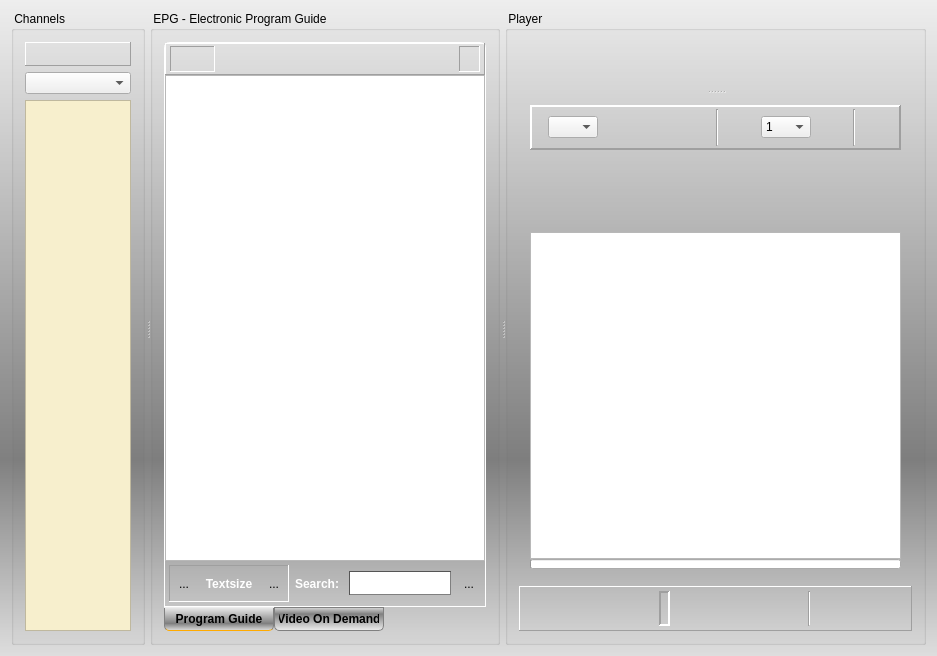
Old version of the form branches/kartina.tv/forms/recorder_inc.ui in the repository code-google-com/vlc-record.
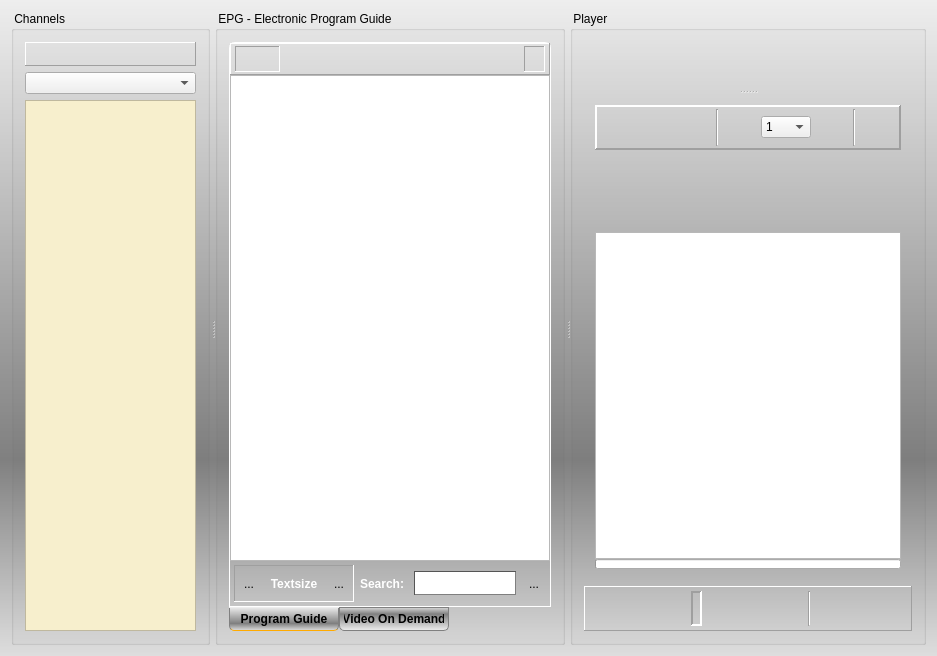
New version of the form. Icons and pictures are not drawn. Custom widgets are drawn as their Qt base class.

What changed in the file:
```diff
--- a/branches/kartina.tv/forms/recorder_inc.ui
+++ b/branches/kartina.tv/forms/recorder_inc.ui
@@ -756,38 +756,6 @@
               <property name="bottomMargin">
                <number>2</number>
               </property>
-              <item>
-               <widget class="QLabel" name="label">
-                <property name="text">
-                 <string/>
-                </property>
-                <property name="pixmap">
-                 <pixmap resource="../vlc-record.qrc">:/app/time</pixmap>
-                </property>
-               </widget>
-              </item>
-              <item>
-               <widget class="QComboBox" name="cbxTimeShift">
-                <property name="minimumSize">
-                 <size>
-                  <width>50</width>
-                  <height>0</height>
-                 </size>
-                </property>
-                <property name="maximumSize">
-                 <size>
-                  <width>16777215</width>
-                  <height>16777215</height>
-                 </size>
-                </property>
-                <property name="toolTip">
-                 <string>Set TimeShift in hours.</string>
-                </property>
-                <property name="whatsThis">
-                 <string>TimeShift Selector</string>
-                </property>
-               </widget>
-              </item>
               <item>
                <spacer name="horizontalSpacer_4">
                 <property name="orientation">
```
